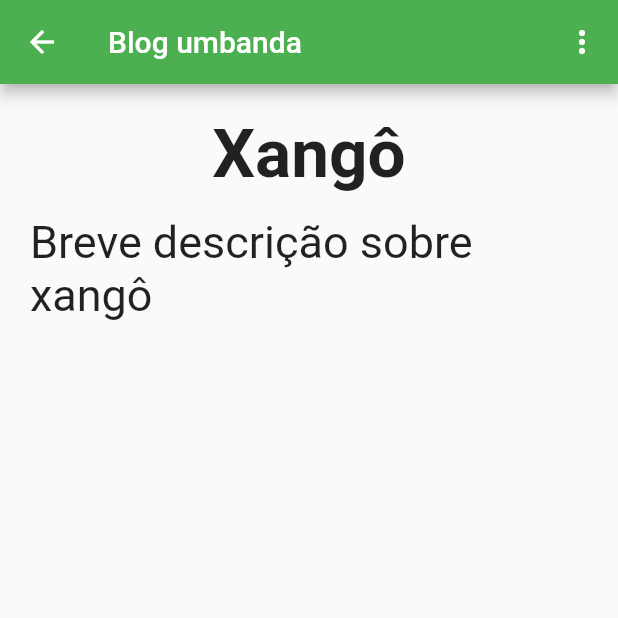
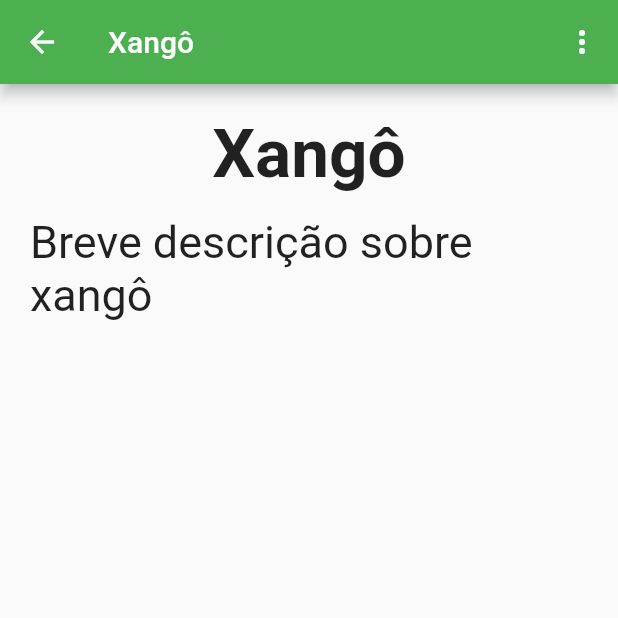
Before and after one commit to matheuspicioli/blog-umbanda-app, a Flutter app: the screen it shows after launch, after a tap on "Xangô", on a phone screen of 412 x 824 dp, the top half of it. Run offline on Flutter 3.47's test engine with Material 2 defaults, Android fonts, the phone set to English and light mode, and no system bars; network calls fail; Roboto replaces fonts that are missing (Qing Ke Huang You).

Commit message:
Titulo da tela de post recebe o titulo do post

```diff
--- a/lib/pages/post.page.dart
+++ b/lib/pages/post.page.dart
@@ -10,7 +10,7 @@ class Post extends StatelessWidget {
   Widget build(BuildContext context) {
     return Scaffold(
       appBar: AppBar(
-        title: Text("Blog umbanda"),
+        title: Text(post.title),
         actions: <Widget>[
           IconButton(
             icon: Icon(Icons.more_vert),
```
